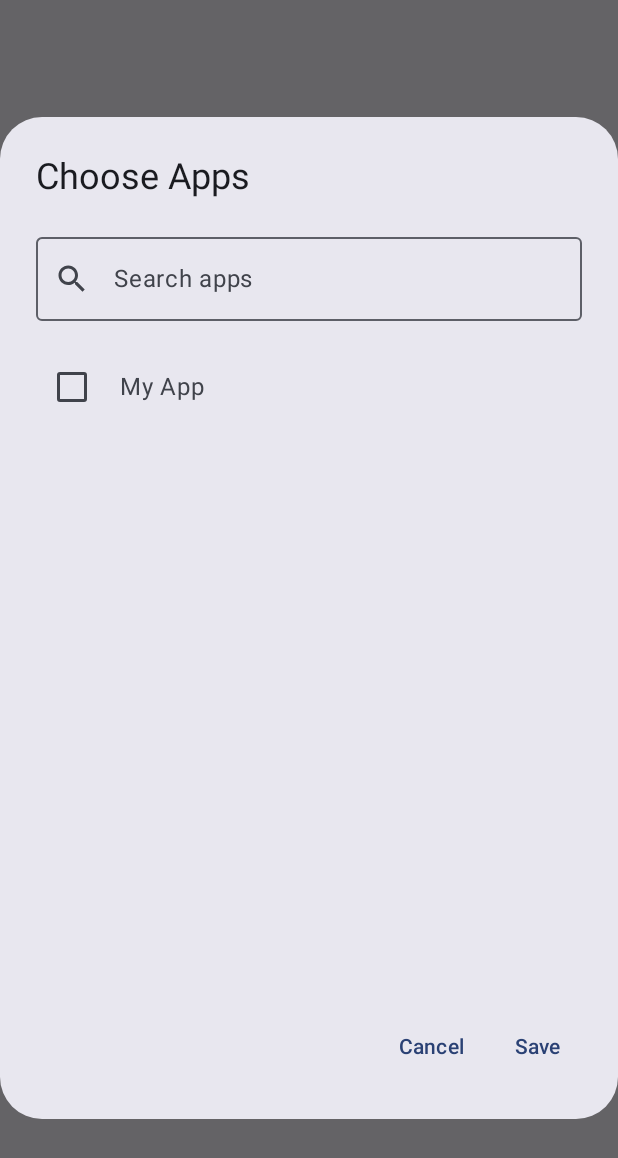
After one commit to teja2495/my-toolkit-android, an Android app built with Jetpack Compose: the composable ChooseAppsDialog called with empty values, on a phone screen of 412 x 824 dp. The commit adds this screen. Shown: the top 1158 px of the screen. Run offline under Robolectric (Android 15) with nearby library versions, the phone set to English and light mode, and no system bars; 2 statements that could not run were skipped.

Commit message:
choose apps for rewritely

```diff
--- a/app/src/main/AndroidManifest.xml
+++ b/app/src/main/AndroidManifest.xml
@@ -1,6 +1,10 @@
 <?xml version="1.0" encoding="utf-8"?>
 <manifest xmlns:android="http://schemas.android.com/apk/res/android"
     xmlns:tools="http://schemas.android.com/tools">
+
+    <uses-permission
+        android:name="android.permission.QUERY_ALL_PACKAGES"
+        tools:ignore="QueryAllPackagesPermission" />
 
     <application
         android:allowBackup="true"
--- /dev/null
+++ b/app/src/main/java/com/tk/myapp/data/AppInfo.kt
@@ -0,0 +1,6 @@
+package com.tk.myapp.data
+
+data class AppInfo(
+    val packageName: String,
+    val appName: String
+)
--- /dev/null
+++ b/app/src/main/java/com/tk/myapp/ui/components/ChooseAppsDialog.kt
@@ -0,0 +1,185 @@
+package com.tk.myapp.ui.components
+
+import android.content.Intent
+import android.content.pm.ApplicationInfo
+import android.content.pm.PackageManager
+import android.content.pm.ResolveInfo
+import androidx.compose.foundation.layout.Arrangement
+import androidx.compose.foundation.layout.Box
+import androidx.compose.foundation.layout.Column
+import androidx.compose.foundation.layout.Row
+import androidx.compose.foundation.layout.fillMaxHeight
+import androidx.compose.foundation.layout.fillMaxWidth
+import androidx.compose.foundation.layout.height
+import androidx.compose.foundation.layout.padding
+import androidx.compose.foundation.layout.size
+import androidx.compose.foundation.lazy.LazyColumn
+import androidx.compose.foundation.lazy.items
+import androidx.compose.foundation.text.KeyboardActions
+import androidx.compose.foundation.text.KeyboardOptions
+import androidx.compose.material.icons.Icons
+import androidx.compose.material.icons.filled.Search
+import androidx.compose.material3.AlertDialog
+import androidx.compose.material3.Checkbox
+import androidx.compose.material3.Icon
+import androidx.compose.material3.MaterialTheme
+import androidx.compose.material3.OutlinedTextField
+import androidx.compose.material3.Text
+import androidx.compose.material3.TextButton
+import androidx.compose.runtime.Composable
+import androidx.compose.runtime.LaunchedEffect
+import androidx.compose.runtime.getValue
+import androidx.compose.runtime.mutableStateOf
+import androidx.compose.runtime.remember
+import androidx.compose.runtime.setValue
+import androidx.compose.ui.Alignment
+import androidx.compose.ui.Modifier
+import androidx.compose.ui.platform.LocalContext
+import androidx.compose.ui.platform.LocalFocusManager
+import androidx.compose.ui.text.input.ImeAction
+import androidx.compose.ui.unit.dp
+import com.tk.myapp.data.AppInfo
+
+@Composable
+fun ChooseAppsDialog(
+    onDismiss: () -> Unit,
+    onSave: (List<AppInfo>) -> Unit,
+    selectedApps: List<AppInfo>
+) {
+    val context = LocalContext.current
+    val packageManager = context.packageManager
+    val focusManager = LocalFocusManager.current
+
+    var searchQuery by remember { mutableStateOf("") }
+    var allApps by remember { mutableStateOf<List<AppInfo>>(emptyList()) }
+    var filteredApps by remember { mutableStateOf<List<AppInfo>>(emptyList()) }
+    var checkedApps by remember(selectedApps) { mutableStateOf<Set<String>>(selectedApps.map { it.packageName }.toSet()) }
+
+    // Load all installed apps using queryIntentActivities
+    LaunchedEffect(Unit) {
+        val apps = mutableSetOf<AppInfo>()
+        val intent = Intent(Intent.ACTION_MAIN, null).apply {
+            addCategory(Intent.CATEGORY_LAUNCHER)
+        }
+        val resolveInfos: List<ResolveInfo> = packageManager.queryIntentActivities(
+            intent,
+            PackageManager.MATCH_ALL
+        )
+
+        for (resolveInfo in resolveInfos) {
+            try {
+                val appInfo = resolveInfo.activityInfo.applicationInfo
+                val appName = packageManager.getApplicationLabel(appInfo).toString()
+                apps.add(
+                    AppInfo(
+                        packageName = appInfo.packageName,
+                        appName = appName
+                    )
+                )
+            } catch (e: Exception) {
+                // Skip apps that can't be loaded
+            }
+        }
+
+        // Sort by app name
+        allApps = apps.sortedBy { it.appName }
+        filteredApps = allApps
+    }
+
+    // Filter apps based on search query
+    LaunchedEffect(searchQuery) {
+        filteredApps = if (searchQuery.isBlank()) {
+            allApps
+        } else {
+            allApps.filter {
+                it.appName.contains(searchQuery, ignoreCase = true) ||
+                it.packageName.contains(searchQuery, ignoreCase = true)
+            }
+        }
+    }
+
+    AlertDialog(
+        onDismissRequest = onDismiss,
+        title = {
+            Text(
+                text = "Choose Apps",
+                style = MaterialTheme.typography.headlineSmall
+            )
+        },
+        text = {
+            Column(
+                modifier = Modifier
+                    .fillMaxWidth()
+                    .height(500.dp)
+            ) {
+                // Search bar
+                OutlinedTextField(
+                    value = searchQuery,
+                    onValueChange = { searchQuery = it },
+                    label = { Text("Search apps") },
+                    modifier = Modifier.fillMaxWidth(),
+                    leadingIcon = {
+                        Icon(
+                            imageVector = Icons.Filled.Search,
+                            contentDescription = "Search"
+                        )
+                    },
+                    singleLine = true,
+                    keyboardOptions = KeyboardOptions(imeAction = ImeAction.Search),
+                    keyboardActions = KeyboardActions(
+                        onSearch = { focusManager.clearFocus() }
+                    )
+                )
+
+                // App list with checkboxes
+                LazyColumn(
+                    modifier = Modifier
+                        .fillMaxWidth()
+                        .fillMaxHeight()
+                        .padding(top = 16.dp)
+                ) {
+                    items(filteredApps) { app ->
+                        Row(
+                            modifier = Modifier
+                                .fillMaxWidth()
+                                .padding(vertical = 4.dp),
+                            verticalAlignment = Alignment.CenterVertically
+                        ) {
+                            Checkbox(
+                                checked = checkedApps.contains(app.packageName),
+                                onCheckedChange = { isChecked ->
+                                    checkedApps = if (isChecked) {
+                                        checkedApps + app.packageName
+                                    } else {
+                                        checkedApps - app.packageName
+                                    }
+                                }
+                            )
+                            Text(
+                                text = app.appName,
+                                style = MaterialTheme.typography.bodyLarge,
+                                modifier = Modifier.padding(start = 8.dp)
+                            )
+                        }
+                    }
+                }
+            }
+        },
+        confirmButton = {
+            TextButton(
+                onClick = {
+                    val selected = allApps.filter { checkedApps.contains(it.packageName) }
+                    onSave(selected)
+                    onDismiss()
+                }
+            ) {
+                Text("Save")
+            }
+        },
+        dismissButton = {
+            TextButton(onClick = onDismiss) {
+                Text("Cancel")
+            }
+        }
+    )
+}
```
Also changed, not shown: app/src/main/java/com/tk/myapp/data/SecureStorage.kt (+37 -0 lines), app/src/main/java/com/tk/myapp/ui/components/RewritelyCard.kt (+72 -1 lines), app/src/main/java/com/tk/myapp/ui/components/EditShortcutDialog.kt (line endings or trailing spaces).
